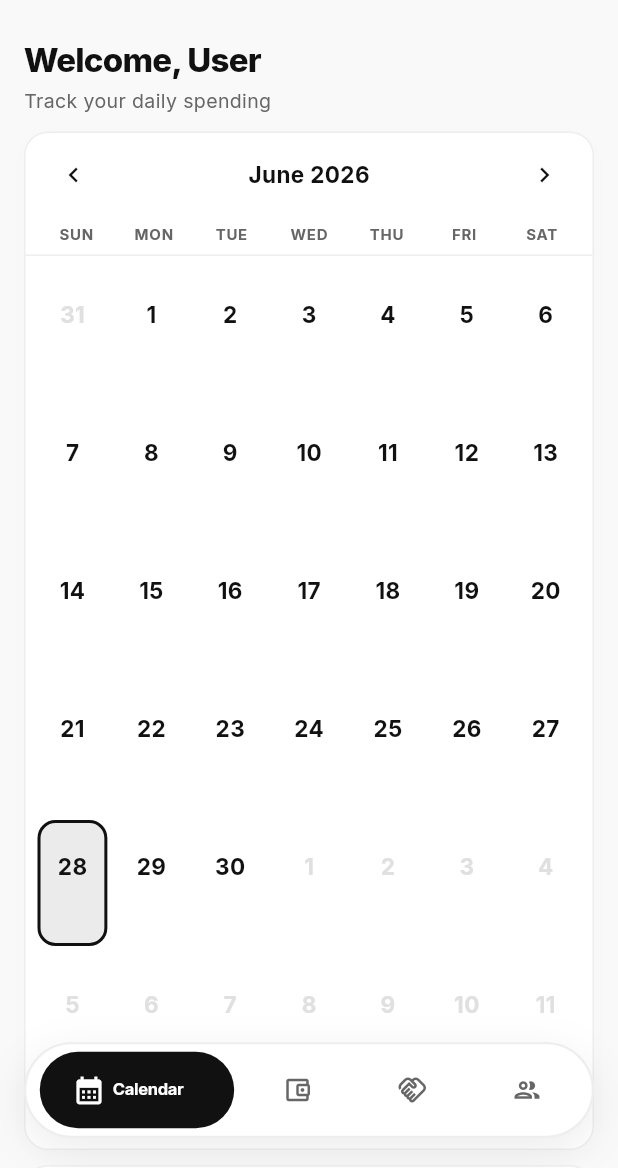
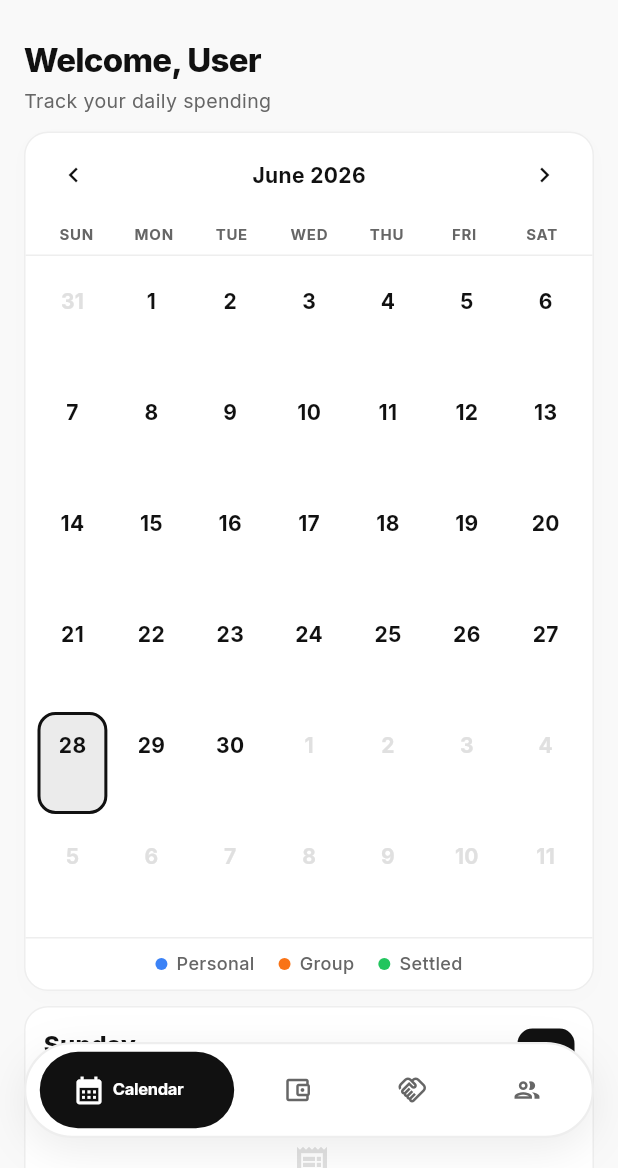
Before and after one commit to Rahultripathi2728/expense_manager, a Flutter app: the CalendarPage screen opened by its route, on a phone screen of 412 x 824 dp, the part 68-1236 px from its top. Run offline on Flutter 3.47's test engine with Material 3 defaults, Android fonts, the phone set to English and light mode, and no system bars; our stand-ins replace appwrite, connectivity_plus, csv, firebase_core, firebase_messaging, fl_chart and 11 more; accounts and stored records are empty; network calls fail.

Commit message:
Release v1.0.18: Re-adjust calendar day height to 68.0 and spacing to 6 to normalize capsule proportions on mobile devices

```diff
--- a/lib/features/calendar/presentation/calendar_page.dart
+++ b/lib/features/calendar/presentation/calendar_page.dart
@@ -257,7 +257,7 @@
                           Text(
                             DateHelpers.formatMonthYear(currentMonth),
                             style: TextStyle(
-                              fontSize: 15,
+                              fontSize: 14,
                               fontWeight: FontWeight.bold,
                               color: AppColors.textPrimary,
                             ),
@@ -315,7 +315,7 @@
                               const double crossAxisSpacing = 6.0;
                               const int crossAxisCount = 7;
                               final double cellWidth = (totalWidth - (crossAxisCount - 1) * crossAxisSpacing) / crossAxisCount;
-                              const double desiredHeight = 84.0; // Balanced vertical capsule height
+                              const double desiredHeight = 68.0; // Clean normal height for a balanced capsule shape
                               final double calculatedAspectRatio = cellWidth / desiredHeight;
 
                               return GridView.builder(
@@ -329,7 +329,7 @@
                                   crossAxisCount: crossAxisCount,
                                   childAspectRatio: calculatedAspectRatio,
                                   crossAxisSpacing: crossAxisSpacing,
-                                  mainAxisSpacing: 8,
+                                  mainAxisSpacing: 6,
                                 ),
                                 itemCount: 42,
                                 itemBuilder: (context, index) {
@@ -406,7 +406,7 @@
                                         milliseconds: 150,
                                       ),
                                       padding: const EdgeInsets.only(
-                                        top: 8.0,
+                                        top: 6.0,
                                         bottom: 6.0,
                                         left: 2.0,
                                         right: 2.0,
@@ -430,7 +430,7 @@
                                           Text(
                                             '${cellDate.day}',
                                             style: TextStyle(
-                                              fontSize: 15,
+                                              fontSize: 14,
                                               fontWeight: FontWeight.bold,
                                               color: isCurrentMonthDay
                                                   ? AppColors.textPrimary
@@ -449,7 +449,7 @@
                                                         totalSpent,
                                                       ),
                                                       style: TextStyle(
-                                                        fontSize: 9.5,
+                                                        fontSize: 9,
                                                         fontWeight:
                                                             FontWeight.w900,
                                                         color: AppColors
--- a/pubspec.yaml
+++ b/pubspec.yaml
@@ -1,7 +1,7 @@
 name: expense_manager
 description: Personal & Group Expense Management App
 publish_to: 'none'
-version: 1.0.17+18
+version: 1.0.18+19
 
 environment:
   sdk: ^3.8.0
```
Also changed, not shown: 1 other file.
